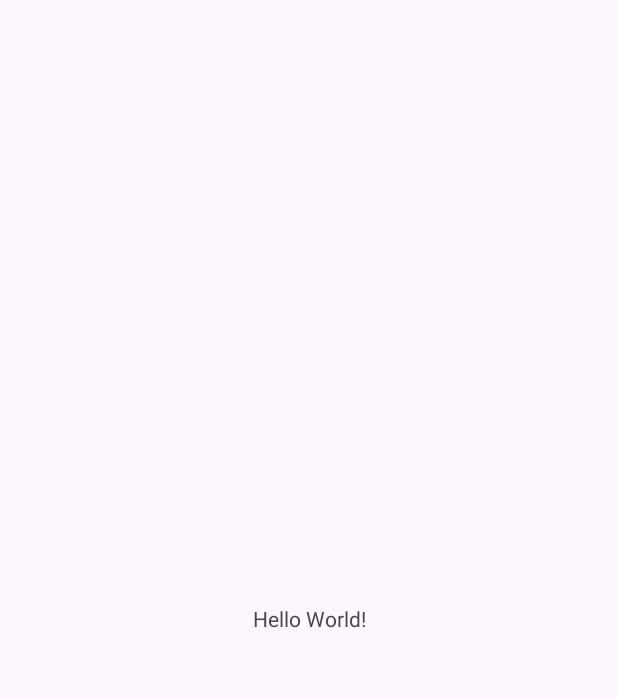
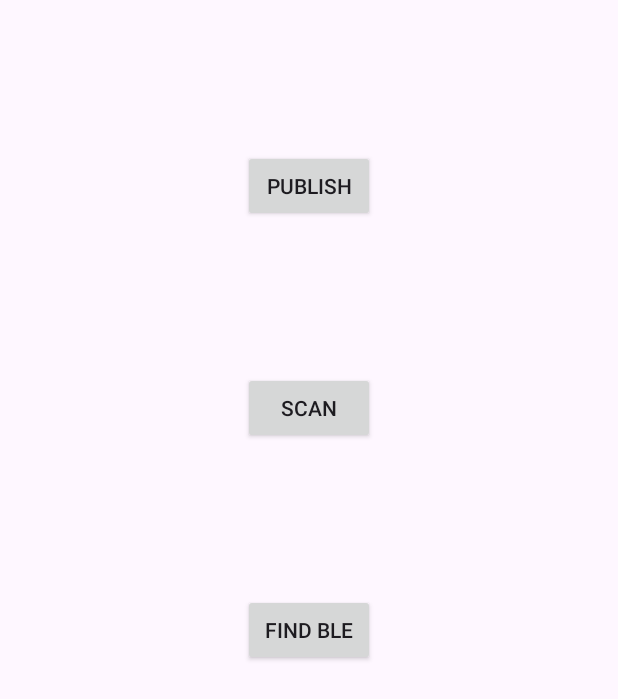
Before and after one commit to soheb-shaikh/DNSAndBLEScanner, an Android app: the screen it shows after launch (MainActivity), on a phone screen of 412 x 824 dp. Before the commit the part shown is almost empty. Shown: the top 699 px of the screen. Run offline under Robolectric (Android 15) with nearby library versions, the phone set to English and light mode, and no system bars.

Commit message:
- Added Publish, Scan and Find BLE buttons.

```diff
--- a/app/src/main/res/layout/activity_main.xml
+++ b/app/src/main/res/layout/activity_main.xml
@@ -1,18 +1,46 @@
 <?xml version="1.0" encoding="utf-8"?>
-<androidx.constraintlayout.widget.ConstraintLayout xmlns:android="http://schemas.android.com/apk/res/android"
+<androidx.constraintlayout.widget.ConstraintLayout
+    xmlns:android="http://schemas.android.com/apk/res/android"
     xmlns:app="http://schemas.android.com/apk/res-auto"
     xmlns:tools="http://schemas.android.com/tools"
     android:layout_width="match_parent"
     android:layout_height="match_parent"
     tools:context=".MainActivity">
 
-    <TextView
+    <androidx.appcompat.widget.AppCompatButton
+        android:id="@+id/bt_publish"
         android:layout_width="wrap_content"
         android:layout_height="wrap_content"
-        android:text="Hello World!"
-        app:layout_constraintBottom_toBottomOf="parent"
+        android:layout_marginHorizontal="16dp"
+        android:layout_marginVertical="100dp"
+        app:layout_constraintTop_toTopOf="parent"
+        app:layout_constraintStart_toStartOf="parent"
         app:layout_constraintEnd_toEndOf="parent"
+        android:text="@string/bt_publish_label"
+        />
+
+    <androidx.appcompat.widget.AppCompatButton
+        android:id="@+id/bt_scan"
+        android:layout_width="wrap_content"
+        android:layout_height="wrap_content"
+        android:layout_marginHorizontal="16dp"
+        android:layout_marginVertical="100dp"
+        app:layout_constraintTop_toBottomOf="@id/bt_publish"
         app:layout_constraintStart_toStartOf="parent"
-        app:layout_constraintTop_toTopOf="parent" />
+        app:layout_constraintEnd_toEndOf="parent"
+        android:text="@string/bt_scan_label"
+        />
+
+    <androidx.appcompat.widget.AppCompatButton
+        android:id="@+id/bt_find_ble"
+        android:layout_width="wrap_content"
+        android:layout_height="wrap_content"
+        android:layout_marginHorizontal="16dp"
+        android:layout_marginVertical="100dp"
+        app:layout_constraintTop_toBottomOf="@id/bt_scan"
+        app:layout_constraintStart_toStartOf="parent"
+        app:layout_constraintEnd_toEndOf="parent"
+        android:text="@string/bt_find_ble_label"
+        />
 
 </androidx.constraintlayout.widget.ConstraintLayout>
--- a/app/src/main/res/values/strings.xml
+++ b/app/src/main/res/values/strings.xml
@@ -1,3 +1,6 @@
 <resources>
     <string name="app_name">DNSAndBLEScanner</string>
+    <string name="bt_publish_label">Publish</string>
+    <string name="bt_scan_label">Scan</string>
+    <string name="bt_find_ble_label">Find BLE</string>
 </resources>
```
